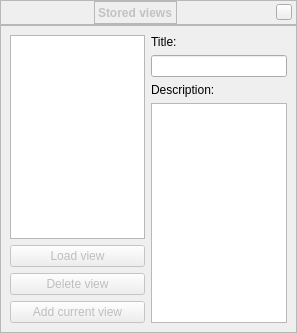
This is plugins/Scenery3d/src/gui/storedViewDialog.ui in 519984307/stellarium_src as Qt 5 draws it before an edit. The edited form follows.
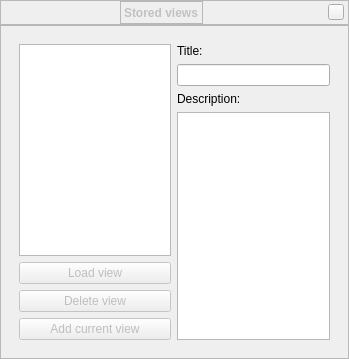
This is the edited form. Custom widgets are drawn as their Qt base class.

Commit message: Viewpoint saving/restoring now working, no bugs currently known. A two-layered approach is used: each scene can have a viewpoints.ini file with some default views that are not editable through the program. An example is provided for the Sterngarten scene. The user can create his own views using the new interface (button on toolbar, still needs a better icon), these are saved to userviews.ini in the Stellarium user folder. Fixed landscape for Sterngarten to use the new "Zero Landscape".

Patch:
```diff
--- a/plugins/Scenery3d/src/gui/storedViewDialog.ui
+++ b/plugins/Scenery3d/src/gui/storedViewDialog.ui
@@ -6,8 +6,8 @@
    <rect>
     <x>0</x>
     <y>0</y>
-    <width>297</width>
-    <height>333</height>
+    <width>349</width>
+    <height>359</height>
    </rect>
   </property>
   <property name="font">
@@ -223,15 +223,9 @@
      <property name="frameShape">
       <enum>QFrame::StyledPanel</enum>
      </property>
+     <layout class="QGridLayout" name="gridLayout">
+      <item row="0" column="0">
      <widget class="QWidget" name="widget" native="true">
-      <property name="geometry">
-       <rect>
-        <x>10</x>
-        <y>10</y>
-        <width>277</width>
-        <height>288</height>
-       </rect>
-      </property>
       <layout class="QGridLayout" name="gridLayout_3">
        <item row="0" column="0">
         <layout class="QVBoxLayout" name="verticalLayout">
@@ -294,16 +288,14 @@
           </widget>
          </item>
          <item row="4" column="0">
-          <widget class="QPlainTextEdit" name="plainTextEditDescription">
-           <property name="readOnly">
-            <bool>true</bool>
-           </property>
-          </widget>
+            <widget class="CustomTextEdit" name="textEditDescription"/>
          </item>
         </layout>
        </item>
       </layout>
      </widget>
+      </item>
+     </layout>
     </widget>
    </item>
   </layout>
@@ -315,6 +307,11 @@
    <header>Dialog.hpp</header>
    <container>1</container>
   </customwidget>
+  <customwidget>
+   <class>CustomTextEdit</class>
+   <extends>QTextEdit</extends>
+   <header>StoredViewDialog_p.hpp</header>
+  </customwidget>
  </customwidgets>
  <resources/>
  <connections/>
```
Left out of the diff: 14 changed lines with no effect on the pictures. Lines whose indentation alone changed are shown as unchanged. The commit also changes 13 other files.
